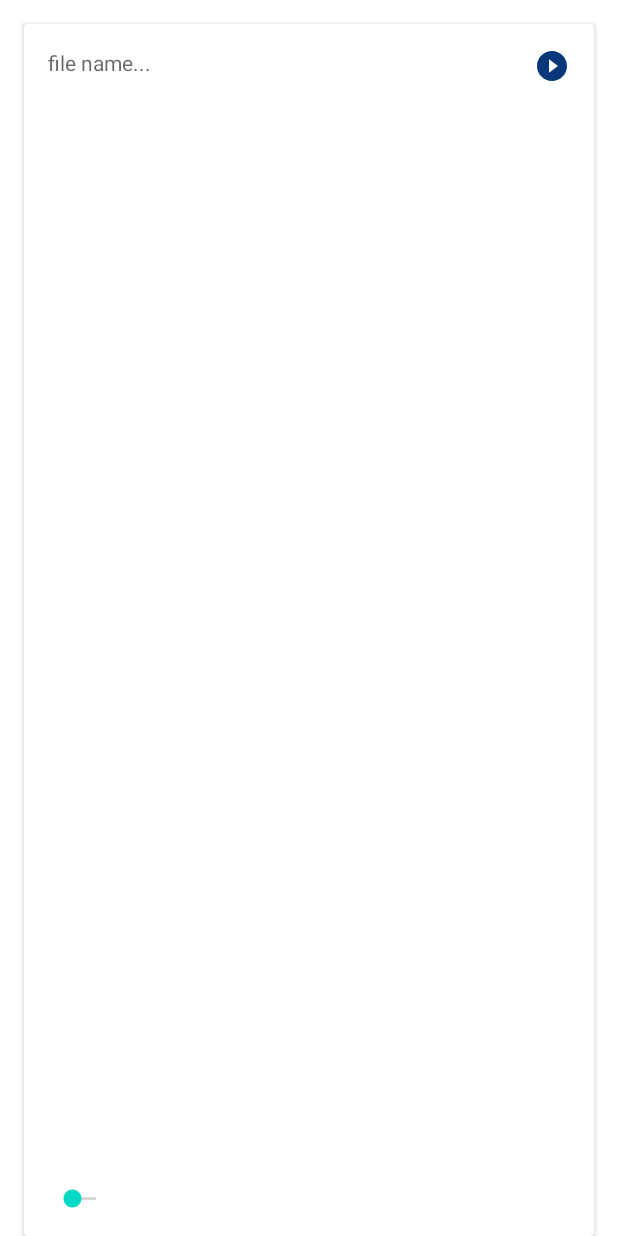
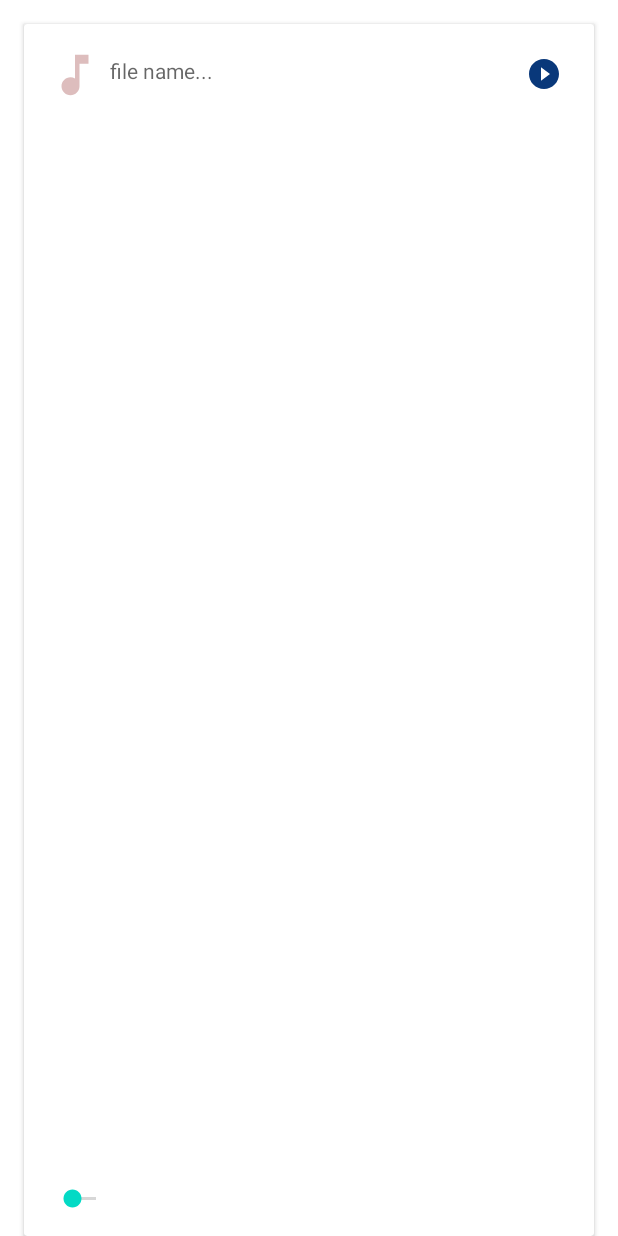
Before and after one commit to aswathyponnu/PlayMusicAPP, an Android app: the layout music_item.xml on its own in the app's theme, with its tools: preview values and no code run, on a phone screen of 412 x 824 dp. Run offline under Robolectric (Android 15) with nearby library versions, the phone set to English and light mode, and no system bars.

```diff
--- /dev/null
+++ b/app/src/main/res/drawable/ic_music.xml
@@ -0,0 +1,5 @@
+<vector android:height="36dp" android:tint="#DDBDBD"
+    android:viewportHeight="24" android:viewportWidth="24"
+    android:width="36dp" xmlns:android="http://schemas.android.com/apk/res/android">
+    <path android:fillColor="@android:color/white" android:pathData="M12,3v10.55c-0.59,-0.34 -1.27,-0.55 -2,-0.55 -2.21,0 -4,1.79 -4,4s1.79,4 4,4 4,-1.79 4,-4V7h4V3h-6z"/>
+</vector>
--- a/app/src/main/res/layout/music_item.xml
+++ b/app/src/main/res/layout/music_item.xml
@@ -13,6 +13,18 @@
         android:layout_width="wrap_content"
         android:layout_height="wrap_content">
 
+        <ImageView
+            android:id="@+id/imgSide"
+            android:src="@drawable/ic_music"
+            android:layout_width="wrap_content"
+            android:layout_height="wrap_content"/>
+
+        <RelativeLayout
+            android:id="@+id/rytMain"
+            android:layout_margin="5dp"
+            android:layout_toEndOf="@id/imgSide"
+            android:layout_width="wrap_content"
+            android:layout_height="wrap_content">
             <TextView
                 android:hint="@string/file_name"
                 android:id="@+id/tvTitle"
@@ -26,9 +38,12 @@
                 android:layout_width="wrap_content"
                 android:layout_height="wrap_content"/>
 
+
+        </RelativeLayout>
+
         <SeekBar
             android:layout_alignParentBottom="true"
-            android:layout_alignBottom="@id/tvTitle"
+            android:layout_alignBottom="@id/rytMain"
             android:id="@+id/skBar"
             android:layout_width="wrap_content"
             android:layout_height="wrap_content"/>
```
Also changed, not shown: app/src/main/java/com/devcentre/playmusicapp/adapter/MusicAdapter.java (+25 -1 lines). Lines whose indentation alone changed are shown as unchanged.
